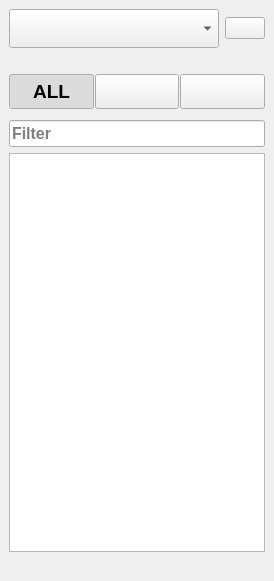
The window that ui/dock_markets.ui (katmai1/qtradingview) describes before a commit, drawn with Qt 5.
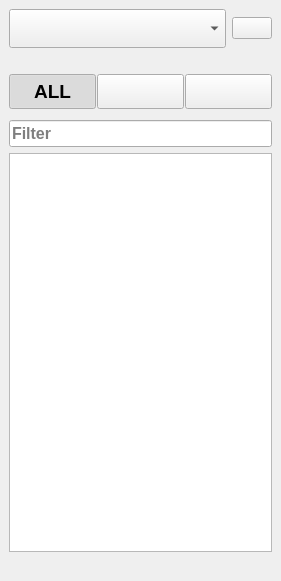
The same window after the commit. Icons and pictures are not drawn.

Commit message: set closable docks fixes docks update translates

Diff of the .ui file:
```diff
--- a/ui/dock_markets.ui
+++ b/ui/dock_markets.ui
@@ -6,7 +6,7 @@
    <rect>
     <x>0</x>
     <y>0</y>
-    <width>274</width>
+    <width>281</width>
     <height>581</height>
    </rect>
   </property>
@@ -24,7 +24,7 @@
    <locale language="English" country="UnitedStates"/>
   </property>
   <property name="features">
-   <set>QDockWidget::DockWidgetMovable</set>
+   <set>QDockWidget::AllDockWidgetFeatures</set>
   </property>
   <property name="allowedAreas">
    <set>Qt::LeftDockWidgetArea|Qt::RightDockWidgetArea</set>
```
The commit also changes 19 other files.
